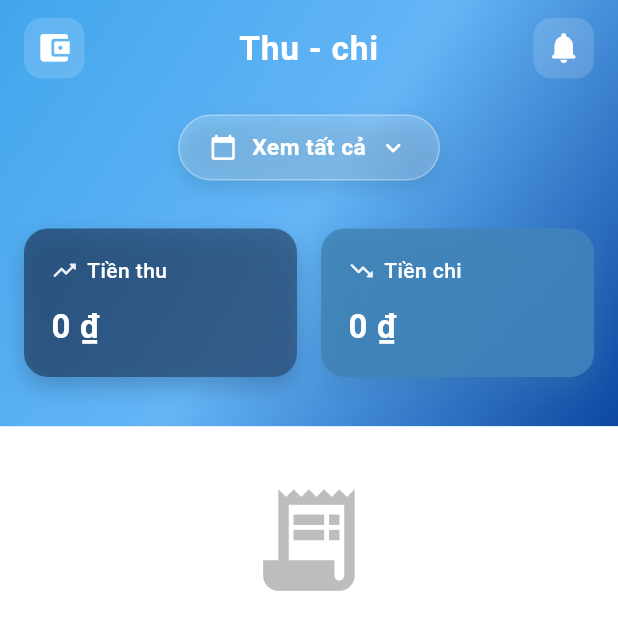
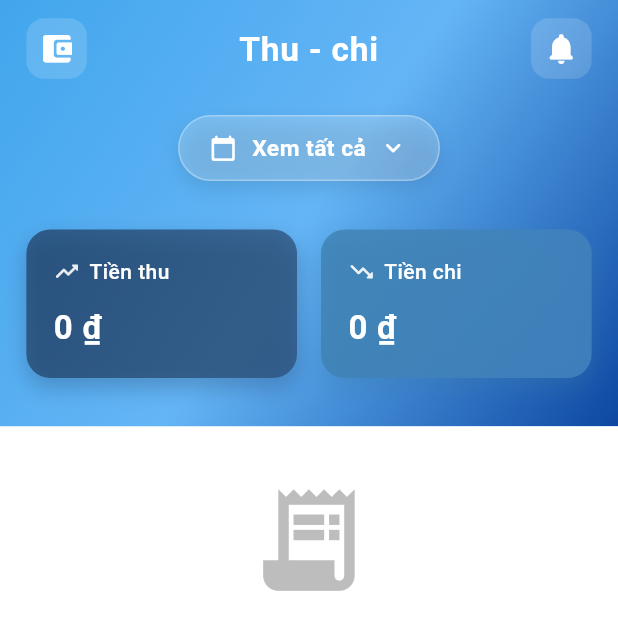
Before and after one commit to nguyentranlht/expense_tracker, a Flutter app: the screen it shows after launch, item 2 of the bottom bar chosen, on a phone screen of 412 x 824 dp, the top half of it. Run offline on Flutter 3.47's test engine with Material 3 defaults, Android fonts, the phone set to English and light mode, and no system bars; our stand-ins replace dartz, equatable, fl_chart, flutter_bloc, flutter_dotenv, flutter_screenutil and 7 more; accounts and stored records are empty; network calls fail.

```diff
--- a/lib/features/expense_tracking/presentation/widgets/expense_flexible_bar.dart
+++ b/lib/features/expense_tracking/presentation/widgets/expense_flexible_bar.dart
@@ -89,7 +89,7 @@ class _ExpenseFlexibleBarState extends State<ExpenseFlexibleBar> {
         opacity: widget.isCollapsed ? 1.0 : 0.0,
         duration: const Duration(milliseconds: 200),
         child: Container(
-          padding: const EdgeInsets.symmetric(horizontal: 12, vertical: 8),
+          padding: EdgeInsets.symmetric(horizontal: 12.w, vertical: 8.h),
           decoration: BoxDecoration(
             color: Colors.white.withOpacity(0.15),
             borderRadius: BorderRadius.circular(25),
@@ -100,7 +100,7 @@ class _ExpenseFlexibleBarState extends State<ExpenseFlexibleBar> {
             children: [
               // Mini card Chi
               Container(
-                padding: const EdgeInsets.symmetric(horizontal: 8, vertical: 4),
+                padding: EdgeInsets.symmetric(horizontal: 8.w, vertical: 4.h),
                 decoration: BoxDecoration(
                   color: const Color(0xFF2E5C8A).withOpacity(0.8),
                   borderRadius: BorderRadius.circular(12),
@@ -142,7 +142,7 @@ class _ExpenseFlexibleBarState extends State<ExpenseFlexibleBar> {
 
               // Mini card Thu
               Container(
-                padding: const EdgeInsets.symmetric(horizontal: 8, vertical: 4),
+                padding: EdgeInsets.symmetric(horizontal: 8.w, vertical: 4.h),
                 decoration: BoxDecoration(
                   color: const Color(0xFF5A9BD4).withOpacity(0.8),
                   borderRadius: BorderRadius.circular(12),
@@ -189,9 +189,9 @@ class _ExpenseFlexibleBarState extends State<ExpenseFlexibleBar> {
             children: [
               // Header với title và decoration
               Padding(
-                padding: const EdgeInsets.symmetric(
-                  horizontal: 16,
-                  vertical: 12,
+                padding: EdgeInsets.symmetric(
+                  horizontal: 16.w,
+                  vertical: 12.h,
                 ),
                 child: Column(
                   children: [
@@ -313,9 +313,9 @@ class _ExpenseFlexibleBarState extends State<ExpenseFlexibleBar> {
 
               // Cards with smooth transition effect
               Padding(
-                padding: const EdgeInsets.symmetric(
-                  horizontal: 16,
-                  vertical: 20,
+                padding: EdgeInsets.symmetric(
+                  horizontal: 16.w,
+                  vertical: 20.h,
                 ),
                 child: AnimatedOpacity(
                   opacity: widget.collapseRatio > 0.3 ? widget.collapseRatio : 0.0,
```
